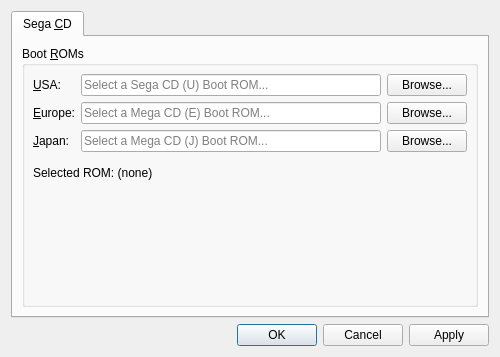
Old version of the form src/gens-qt4/ui/GeneralConfigWindow.ui in the repository GerbilSoft/gens-gs-ii.
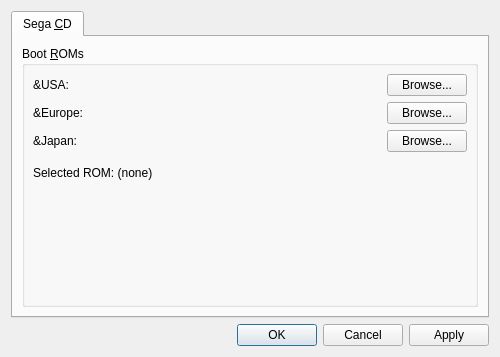
New version of the form.

Commit message:
[gens-qt4] GensLineEdit.cpp: New QLineEdit subclass with support for a right-aligned icon.
This allows us to indicate the ROM status with an icon:
- (?): No filename specified, or unable to open file.
- (X): Known broken ROM.
- /!\: Unsupported ROM.
- Checkmark: Supported and/or recommended ROM.

The edit to the form file:
```diff
--- a/src/gens-qt4/ui/GeneralConfigWindow.ui
+++ b/src/gens-qt4/ui/GeneralConfigWindow.ui
@@ -53,13 +53,6 @@
             </property>
            </widget>
           </item>
-          <item row="0" column="1">
-           <widget class="QLineEdit" name="txtMcdRomUSA">
-            <property name="placeholderText">
-             <string>Select a Sega CD (U) Boot ROM...</string>
-            </property>
-           </widget>
-          </item>
           <item row="1" column="0">
            <widget class="QLabel" name="lblMcdRomEUR">
             <property name="text">
@@ -68,16 +61,6 @@
             <property name="textFormat">
              <enum>Qt::PlainText</enum>
             </property>
-            <property name="buddy">
-             <cstring>txtMcdRomEUR</cstring>
-            </property>
-           </widget>
-          </item>
-          <item row="1" column="1">
-           <widget class="QLineEdit" name="txtMcdRomEUR">
-            <property name="placeholderText">
-             <string>Select a Mega CD (E) Boot ROM...</string>
-            </property>
            </widget>
           </item>
           <item row="1" column="2">
@@ -95,16 +78,6 @@
             <property name="textFormat">
              <enum>Qt::PlainText</enum>
             </property>
-            <property name="buddy">
-             <cstring>txtMcdRomJPN</cstring>
-            </property>
-           </widget>
-          </item>
-          <item row="2" column="1">
-           <widget class="QLineEdit" name="txtMcdRomJPN">
-            <property name="placeholderText">
-             <string>Select a Mega CD (J) Boot ROM...</string>
-            </property>
            </widget>
           </item>
           <item row="2" column="2">
@@ -153,6 +126,45 @@
             </property>
            </spacer>
           </item>
+          <item row="0" column="1">
+           <spacer name="hspcMcdRomUSA">
+            <property name="orientation">
+             <enum>Qt::Horizontal</enum>
+            </property>
+            <property name="sizeHint" stdset="0">
+             <size>
+              <width>40</width>
+              <height>20</height>
+             </size>
+            </property>
+           </spacer>
+          </item>
+          <item row="1" column="1">
+           <spacer name="hspcMcdRomEUR">
+            <property name="orientation">
+             <enum>Qt::Horizontal</enum>
+            </property>
+            <property name="sizeHint" stdset="0">
+             <size>
+              <width>40</width>
+              <height>20</height>
+             </size>
+            </property>
+           </spacer>
+          </item>
+          <item row="2" column="1">
+           <spacer name="hspcMcdRomJPN">
+            <property name="orientation">
+             <enum>Qt::Horizontal</enum>
+            </property>
+            <property name="sizeHint" stdset="0">
+             <size>
+              <width>40</width>
+              <height>20</height>
+             </size>
+            </property>
+           </spacer>
+          </item>
          </layout>
         </widget>
        </item>
```
Left out of the diff: 11 changed lines with no effect on the pictures. The commit also changes 4 other files.
